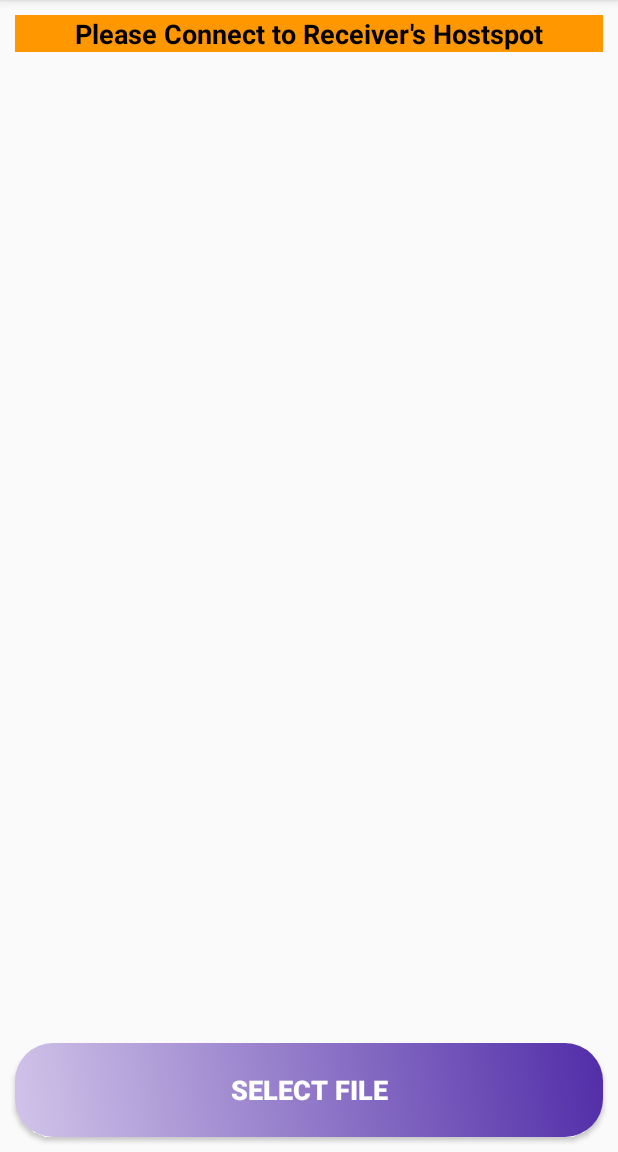
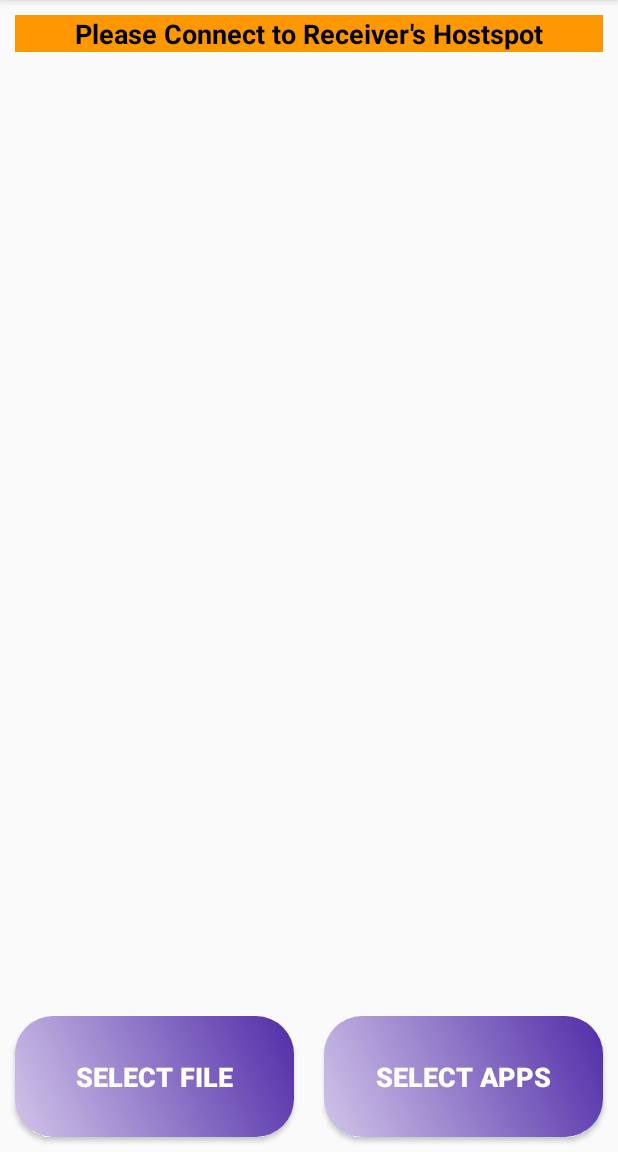
Before and after one commit to Abhishekvaish/Socket, an Android app: the Send screen opened directly, with no data from a screen before it, on a phone screen of 412 x 824 dp, the part 84-1236 px from its top. Run offline under Robolectric (Android 15) with nearby library versions, the phone set to English and light mode, and no system bars; 1 statement that could not run was skipped.

Commit message:
apps list added

```diff
--- a/app/src/main/java/com/example/socket/ApplicationClass.java
+++ b/app/src/main/java/com/example/socket/ApplicationClass.java
@@ -1,8 +1,11 @@
 package com.example.socket;
 
 import android.app.Application;
+import android.content.Intent;
+import android.content.pm.ResolveInfo;
 
 import java.util.ArrayList;
+import java.util.List;
 
 public class ApplicationClass extends Application {
     public static ArrayList<RowFiles> listFiles;
@@ -13,6 +16,8 @@ public class ApplicationClass extends Application {
         super.onCreate();
         listFiles = new ArrayList<>(0);
         type="";
+
+
     }
 
 }
--- a/app/src/main/java/com/example/socket/MainActivity.java
+++ b/app/src/main/java/com/example/socket/MainActivity.java
@@ -82,6 +82,7 @@ public class MainActivity extends AppCompatActivity {
 
     }
 
+
     @Override
     protected void onResume() {
         super.onResume();
--- a/app/src/main/java/com/example/socket/Receive.java
+++ b/app/src/main/java/com/example/socket/Receive.java
@@ -103,6 +103,7 @@ public class Receive extends AppCompatActivity {
             if(FILE_RECEIVED &&  ApplicationClass.type.equals("RECEIVER"))
             {
                 Toast.makeText(Receive.this, "File Received", Toast.LENGTH_SHORT).show();
+                recyclerView.getLayoutManager().findViewByPosition(listFiles.size()-1).findViewById(R.id.linearlayout).setBackgroundColor(0xFF9ACD32);
                 new ReceiveFile().execute();
             }
 
--- a/app/src/main/java/com/example/socket/Send.java
+++ b/app/src/main/java/com/example/socket/Send.java
@@ -21,6 +21,8 @@ import android.widget.TextView;
 import android.widget.Toast;
 
 import java.io.DataOutputStream;
+import java.io.File;
+import java.io.FileNotFoundException;
 import java.io.IOException;
 import java.io.InputStream;
 import java.net.Socket;
@@ -30,7 +32,7 @@ public class Send extends AppCompatActivity {
     TextView tvHint;
     RecyclerView recyclerView;
     ArrayList<RowFiles> listFiles;
-    int CHOOSEFILE = 10 , CURRENT_FILE=0;
+    int CHOOSEFILE = 10,CHOOSEAPP=20 , CURRENT_FILE=0;
     String gateway;
     public static Socket socket;
 
@@ -42,13 +44,7 @@ public class Send extends AppCompatActivity {
         tvHint = findViewById(R.id.tvHint);
         recyclerView = findViewById(R.id.recyclerview);
 
-        WifiManager wifiManager = (WifiManager) getApplicationContext().getSystemService(WIFI_SERVICE);
-        int tmp =wifiManager.getDhcpInfo().gateway;
-        gateway = String.format("%d.%d.%d.%d", (tmp & 0xff), (tmp >> 8 & 0xff), (tmp >> 16 & 0xff), (tmp >> 24 & 0xff));
-        if (!gateway.equals("0.0.0.0"))
-            tvHint.setText("Connected to wifi gateway "+gateway);
-        else
-            tvHint.setText("Please Connect to Receiver's Hostspot");
+        getWifi();
 
         //listFiles = new ArrayList<>(0);
 
@@ -58,8 +54,18 @@ public class Send extends AppCompatActivity {
         recyclerView.setHasFixedSize(true);
 
     }
+    public void getWifi(){
+        WifiManager wifiManager = (WifiManager) getApplicationContext().getSystemService(WIFI_SERVICE);
+        int tmp =wifiManager.getDhcpInfo().gateway;
+        gateway = String.format("%d.%d.%d.%d", (tmp & 0xff), (tmp >> 8 & 0xff), (tmp >> 16 & 0xff), (tmp >> 24 & 0xff));
+        if (!gateway.equals("0.0.0.0"))
+            tvHint.setText("Connected to wifi gateway "+gateway);
+        else
+            tvHint.setText("Please Connect to Receiver's Hostspot");
+    }
 
     public void chooseFile(View view) {
+        getWifi();
         if(!gateway.equals("0.0.0.0"))
         {
             Intent intent = new Intent(Intent.ACTION_GET_CONTENT);
@@ -70,23 +76,35 @@ public class Send extends AppCompatActivity {
             Toast.makeText(this, "Please Connect to Receiver's Hotspot ", Toast.LENGTH_SHORT).show();
 
     }
+
+    public void chooseApp(View view){
+        getWifi();
+        if(!gateway.equals("0.0.0.0"))
+            startActivityForResult(new Intent(this,Explorer.class),CHOOSEAPP);
+        else
+            Toast.makeText(this, "Please Connect to Receiver's Hotspot ", Toast.LENGTH_SHORT).show();
+
+    }
     @Override
     protected void onActivityResult(int requestCode, int resultCode, @Nullable Intent data) {
         super.onActivityResult(requestCode, resultCode, data);
-        if(requestCode == CHOOSEFILE)
-        {
             if(resultCode == RESULT_OK)
             {
                 Uri uri = data.getData();
-                listFiles.add(getRowFileFromUri(uri));
+                if(requestCode==CHOOSEFILE)
+                    listFiles.add(getRowFileFromUri(uri));
+                else
+                    listFiles.add(getRowAppFromIntent(data));
                 ApplicationClass.type="SENDER";
                 recyclerView.getAdapter().notifyDataSetChanged();// SHIFT TO ASYNCTASK
                 if(CURRENT_FILE==listFiles.size()-1)
                     new SendFile().execute();
             }
             else
-                Toast.makeText(this, "Please Select a File", Toast.LENGTH_SHORT).show();
-        }
+                Toast.makeText(this, "Please Select a File or App", Toast.LENGTH_SHORT).show();
+
+
+
     }
 
     public RowFiles getRowFileFromUri(Uri uri)
@@ -117,6 +135,15 @@ public class Send extends AppCompatActivity {
         size = (int)(Float.parseFloat(size)/(1024.0*1024))+"";
         return new RowFiles(name,size,"0",uri);
     }
+
+    public RowFiles getRowAppFromIntent(Intent data)
+    {
+        String filename = data.getStringExtra("name");
+        String size = data.getStringExtra("size");
+        return new RowFiles(filename,size,"0",data.getData());
+    }
+
+
 
     public class SendFile extends AsyncTask<Void,String,Void>
     {
@@ -172,6 +199,7 @@ public class Send extends AppCompatActivity {
             if(FILE_SENT)
             {
                 Toast.makeText(Send.this, "File Sent", Toast.LENGTH_SHORT).show();
+                recyclerView.getLayoutManager().findViewByPosition(CURRENT_FILE).findViewById(R.id.linearlayout).setBackgroundColor(0xFF9ACD32);
                 CURRENT_FILE+=1;
             }
             if(CURRENT_FILE < listFiles.size() && ApplicationClass.type.equals("SENDER"))
--- a/app/src/main/res/layout/activity_main.xml
+++ b/app/src/main/res/layout/activity_main.xml
@@ -46,4 +46,5 @@
 
 
 
+
 </LinearLayout>
--- a/app/src/main/res/layout/activity_member.xml
+++ b/app/src/main/res/layout/activity_member.xml
@@ -23,16 +23,22 @@
         android:id="@+id/recyclerview"
         android:layout_width="match_parent"
         android:layout_height="0dp"
-        android:layout_weight="10"
+        android:layout_weight="6"
         android:layout_margin="10dp">
 
     </androidx.recyclerview.widget.RecyclerView>
 
-    <Button
+    <LinearLayout
         android:layout_width="match_parent"
         android:layout_height="0dp"
+        android:layout_weight="1"
+        android:orientation="horizontal">
+
+        <Button
+            android:layout_width="0dp"
+            android:layout_weight="1"
+            android:layout_height="match_parent"
             android:text="Select File"
-        android:layout_weight="1"
             android:textColor="#FFFFFF"
             android:background="@drawable/btn_rounded"
             android:textStyle="bold"
@@ -42,6 +48,21 @@
             android:layout_gravity="bottom"
 
             />
+        <Button
+            android:layout_width="0dp"
+            android:layout_weight="1"
+            android:layout_height="match_parent"
+            android:text="Select Apps"
+            android:textColor="#FFFFFF"
+            android:background="@drawable/btn_rounded"
+            android:textStyle="bold"
+            android:textSize="18sp"
+            android:layout_margin="10dp"
+            android:onClick="chooseApp"
+            android:layout_gravity="bottom" />
+
+    </LinearLayout>
+
 
 
 </LinearLayout>
--- a/app/src/main/res/layout/row_layout.xml
+++ b/app/src/main/res/layout/row_layout.xml
@@ -8,12 +8,14 @@
     app:cardUseCompatPadding="true">
 
     <LinearLayout
+        android:id="@+id/linearlayout"
         android:layout_width="match_parent"
         android:layout_height="wrap_content"
         android:background="#F8BBD0"
         android:orientation="horizontal">
 
         <ImageView
+            android:id="@+id/appicon"
             android:layout_width="0dp"
             android:layout_height="match_parent"
             android:layout_margin="10dp"
--- /dev/null
+++ b/app/src/main/res/values/dimens.xml
@@ -0,0 +1,5 @@
+<resources>
+    <!-- Default screen margins, per the Android Design guidelines. -->
+    <dimen name="activity_horizontal_margin">16dp</dimen>
+    <dimen name="activity_vertical_margin">16dp</dimen>
+</resources>
--- a/app/src/main/res/values/strings.xml
+++ b/app/src/main/res/values/strings.xml
@@ -1,3 +1,7 @@
 <resources>
     <string name="app_name">Socket</string>
+    <string name="title_activity_explorer">Explorer</string>
+    <string name="title_home">Home</string>
+    <string name="title_dashboard">Dashboard</string>
+    <string name="title_notifications">Notifications</string>
 </resources>
```
Also changed, not shown: app/src/main/AndroidManifest.xml (+5 -2 lines), app/src/main/java/com/example/socket/Explorer.java (added, +68 -0 lines), app/src/main/java/com/example/socket/RowApps.java (added, +71 -0 lines), app/src/main/res/drawable/ic_dashboard_black_24dp.xml (added, +9 -0 lines), app/src/main/res/drawable/ic_home_black_24dp.xml (added, +9 -0 lines), app/src/main/res/drawable/ic_notifications_black_24dp.xml (added, +9 -0 lines), app/src/main/res/layout/activity_explorer.xml (added, +18 -0 lines), app/src/main/res/layout/gridrowapp.xml (added, +20 -0 lines), app/src/main/res/menu/bottom_nav_menu.xml (added, +19 -0 lines), 1 other file. Lines whose indentation alone changed are shown as unchanged.
